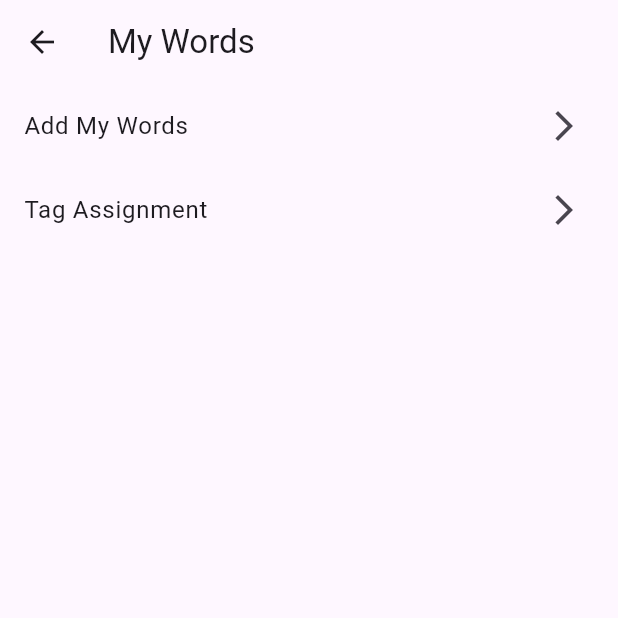
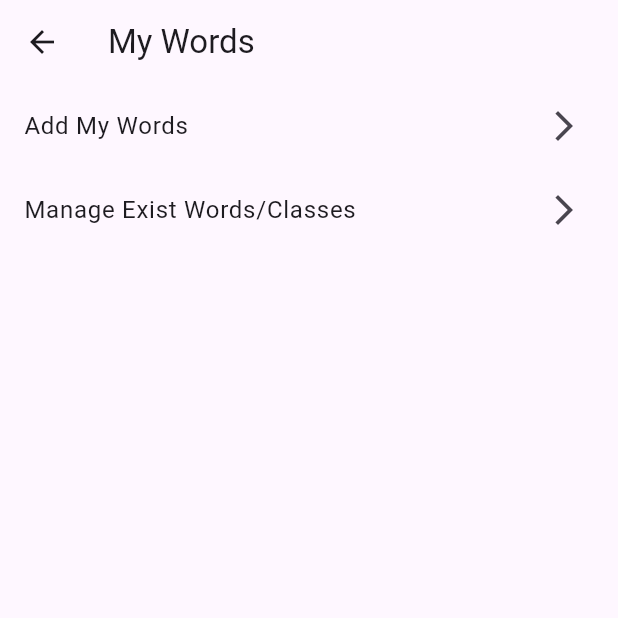
Before and after one commit to 816eric/FlutterSpell, a Flutter app: the MyWordsPage screen opened directly with empty values, on a phone screen of 412 x 824 dp, the top half of it. Run offline on Flutter 3.47's test engine with Material 3 defaults, Android fonts, the phone set to English and light mode, and no system bars; our stand-ins replace flutter_tts, image_picker, shared_preferences; missing offline and left inert: dart:js_util, google_ml_kit; accounts and stored records are empty; network calls fail.

Commit message:
change the workds for tag assignment page

```diff
--- a/lib/screens/my_words_page.dart
+++ b/lib/screens/my_words_page.dart
@@ -24,7 +24,7 @@ class _MyWordsPageState extends State<MyWordsPage> {
 
   final List<String> _pages = [
     "Add My Words",
-    "Tag Assignment"
+    "Manage Exist Words/Classes"
   ];
 
   @override
--- a/lib/screens/tag_assignment.dart
+++ b/lib/screens/tag_assignment.dart
@@ -251,12 +251,12 @@ class _TagAssignmentPageState extends State<TagAssignmentPage> {
   Widget build(BuildContext context) {
     if (_shouldShowLogin) {
       return Scaffold(
-        appBar: AppBar(title: const Text("Tag Assignment")),
+        appBar: AppBar(title: const Text("Manage Exist Words/Classes")),
         body: const Center(child: Text('Please Login first', style: TextStyle(fontSize: 20))),
       );
     }
     return Scaffold(
-      appBar: AppBar(title: const Text("Tag Assignment")),
+      appBar: AppBar(title: const Text("Assign/Unassign Classes from Lib")),
       body: Padding(
         padding: const EdgeInsets.all(16),
         child: LayoutBuilder(
@@ -272,7 +272,7 @@ class _TagAssignmentPageState extends State<TagAssignmentPage> {
                   crossAxisAlignment: CrossAxisAlignment.stretch,
                   children: [
                     // Available tags
-                    const Text("Available Tags", style: TextStyle(fontWeight: FontWeight.bold)),
+                    const Text("Available Classes", style: TextStyle(fontWeight: FontWeight.bold)),
                     const SizedBox(height: 8),
                     _buildTagTree(availableTags, selectedAvailableTagIds, expandedAvailableGroups, false),
                     ElevatedButton(
@@ -281,7 +281,7 @@ class _TagAssignmentPageState extends State<TagAssignmentPage> {
                     ),
                     divider,
                     // Assigned tags
-                    const Text("Assigned Tags", style: TextStyle(fontWeight: FontWeight.bold)),
+                    const Text("Assigned Classes", style: TextStyle(fontWeight: FontWeight.bold)),
                     const SizedBox(height: 8),
                     _buildTagTree(userTags, selectedAssignedTagIds, expandedAssignedGroups, true),
                     ElevatedButton(
@@ -313,7 +313,7 @@ class _TagAssignmentPageState extends State<TagAssignmentPage> {
                           child: Column(
                             crossAxisAlignment: CrossAxisAlignment.stretch,
                             children: [
-                              const Text("Available Tags", style: TextStyle(fontWeight: FontWeight.bold)),
+                              const Text("Available Classes", style: TextStyle(fontWeight: FontWeight.bold)),
                               const SizedBox(height: 8),
                               Expanded(
                                 child: Scrollbar(
@@ -342,7 +342,7 @@ class _TagAssignmentPageState extends State<TagAssignmentPage> {
                           child: Column(
                             crossAxisAlignment: CrossAxisAlignment.stretch,
                             children: [
-                              const Text("Assigned Tags", style: TextStyle(fontWeight: FontWeight.bold)),
+                              const Text("Assigned Classes", style: TextStyle(fontWeight: FontWeight.bold)),
                               const SizedBox(height: 8),
                               Expanded(
                                 child: Scrollbar(
```
